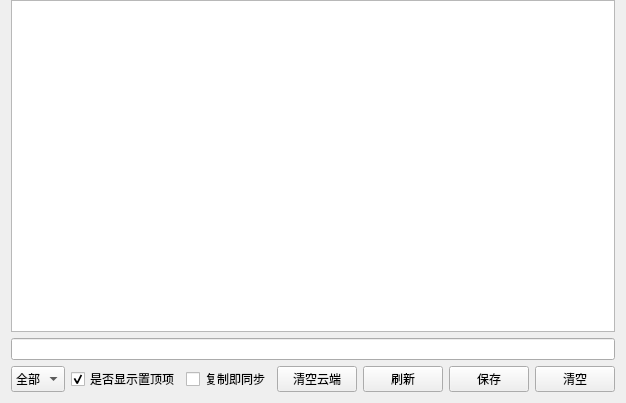
Before: the Qt Designer form ClipBoard/ui/ClipboardView.ui in 3548848289/UniFileHub, drawn with Qt 5.
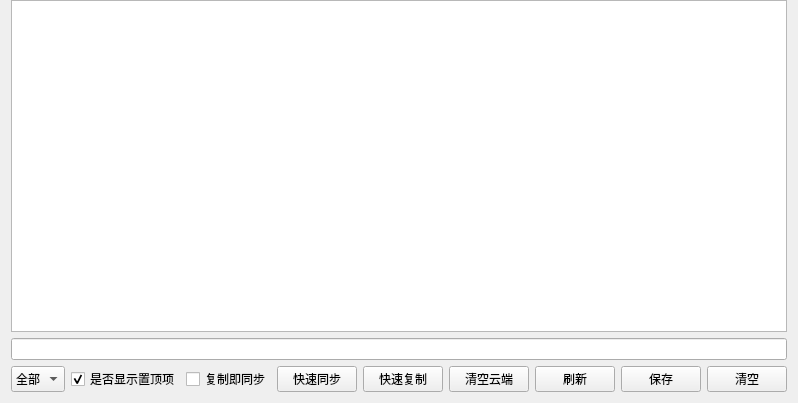
After: the same form once the commit is applied.

Commit message: 云端剪切板加上图片的上传下载，一键同步与复制功能

Diff of the .ui file:
```diff
--- a/ClipBoard/ui/ClipboardView.ui
+++ b/ClipBoard/ui/ClipboardView.ui
@@ -18,7 +18,7 @@
     <number>0</number>
    </property>
    <item row="2" column="0">
-    <layout class="QHBoxLayout" name="horizontalLayout" stretch="2,4,0,0,1,1,1,1">
+    <layout class="QHBoxLayout" name="horizontalLayout" stretch="2,4,0,0,0,0,1,1,1,1">
      <item>
       <widget class="QComboBox" name="typeComboBox">
        <property name="sizePolicy">
@@ -94,6 +94,38 @@
        </property>
       </widget>
      </item>
+     <item>
+      <widget class="QPushButton" name="quickSyncButton">
+       <property name="sizePolicy">
+        <sizepolicy hsizetype="Minimum" vsizetype="Preferred">
+         <horstretch>0</horstretch>
+         <verstretch>0</verstretch>
+        </sizepolicy>
+       </property>
+       <property name="toolTip">
+        <string>把当前剪贴板内容立即同步到云端</string>
+       </property>
+       <property name="text">
+        <string>快速同步</string>
+       </property>
+      </widget>
+     </item>
+     <item>
+      <widget class="QPushButton" name="quickCopyButton">
+       <property name="sizePolicy">
+        <sizepolicy hsizetype="Minimum" vsizetype="Preferred">
+         <horstretch>0</horstretch>
+         <verstretch>0</verstretch>
+        </sizepolicy>
+       </property>
+       <property name="toolTip">
+        <string>把云端最新记录复制到本机剪贴板</string>
+       </property>
+       <property name="text">
+        <string>快速复制</string>
+       </property>
+      </widget>
+     </item>
      <item>
       <widget class="QPushButton" name="clearCloudButton">
        <property name="sizePolicy">
```
Left out of the diff: 2 changed lines with no effect on the pictures. The commit also changes 12 other files.
